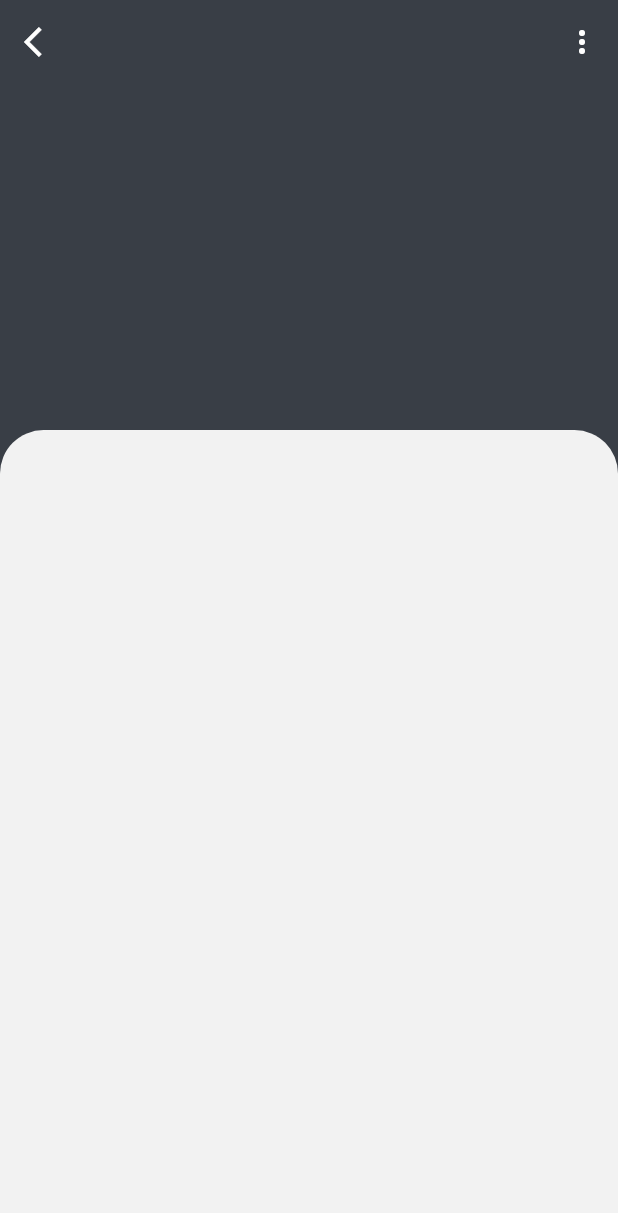
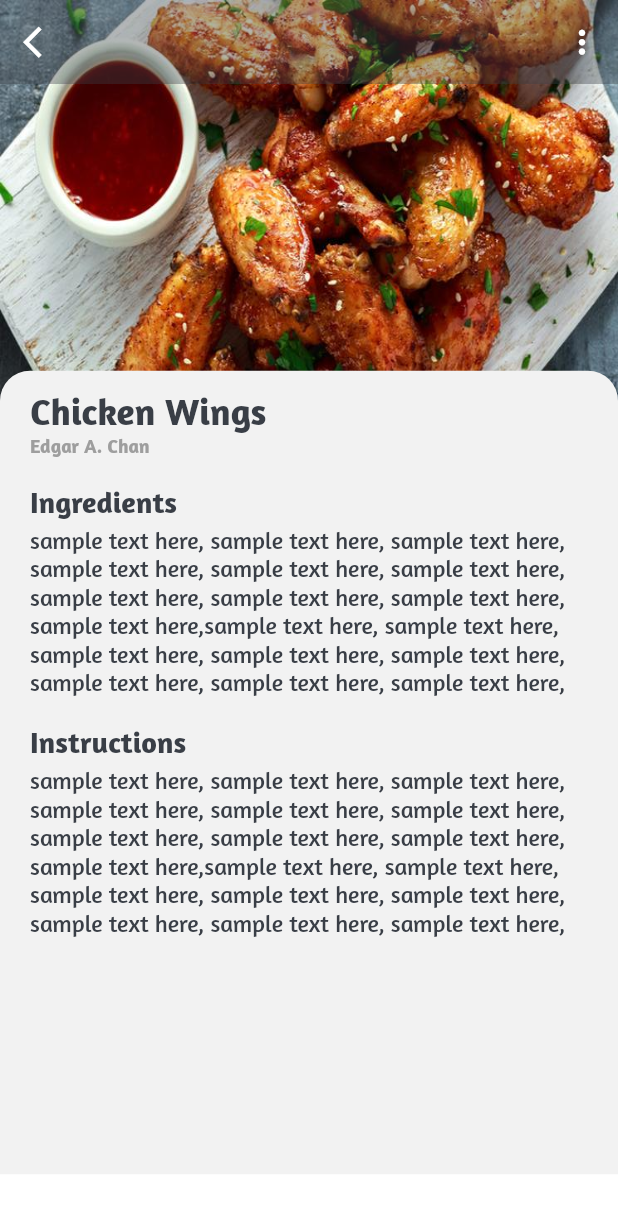
Before and after one commit to chad1791/foodBible, a Flutter app: the HomeScreen screen opened by its route, after a tap on "Hawaian Pizza", on a phone screen of 412 x 824 dp. Shown: the top 1213 px of the screen. Run offline on Flutter 3.47's test engine with Material 2 defaults, Android fonts, the phone set to English and light mode, and no system bars.

Commit message:
Food card improved

```diff
--- a/lib/screens/food.dart
+++ b/lib/screens/food.dart
@@ -5,29 +5,152 @@ class FoodUI extends StatelessWidget {
   @override
   Widget build(BuildContext context) {
     Size size = MediaQuery.of(context).size;
-    return Scaffold(
-      backgroundColor: Theme.of(context).primaryColor,
+    double appBarSize = AppBar().preferredSize.height;
+    //AppBar().preferredSize.height;
+    return Container(
+      child: Stack(
+        children: [
+          Container(
+            height: size.height * .36,
+            decoration: BoxDecoration(
+              image: DecorationImage(
+                fit: BoxFit.fill,
+                image: AssetImage(
+                  "lib/assets/images/wings.jpg",
+                ),
+              ),
+            ),
+          ),
+          Scaffold(
+            backgroundColor: Colors.transparent,
             appBar: AppBar(
-        backgroundColor: Colors.transparent,
+              backgroundColor: Theme.of(context).primaryColor.withOpacity(.38),
               elevation: 0,
               leading: IconButton(
-          icon: Icon(Icons.arrow_back_ios),
+                icon: Icon(
+                  Icons.arrow_back_ios,
+                  size: 25,
+                ),
                 onPressed: () {
                   Navigator.of(context).pop();
                 },
               ),
               actions: [
                 IconButton(
-            icon: Icon(Icons.more_vert),
+                  icon: Icon(
+                    Icons.more_vert,
+                    size: 25,
+                  ),
                   onPressed: () {},
                 ),
               ],
             ),
-      body: Column(
+            body: Stack(
               children: [
-          Container(
-            height: size.height * .28,
+                Positioned(
+                  top: (size.height * .30) - appBarSize,
+                  child: Container(
+                    height: size.height * .65,
+                    width: size.width,
+                    decoration: BoxDecoration(
+                      color: Color(0xfff2f2f2),
+                      borderRadius: BorderRadius.only(
+                        topLeft: Radius.circular(20),
+                        topRight: Radius.circular(20),
                       ),
+                    ),
+                    child: SingleChildScrollView(
+                      child: Padding(
+                        padding: const EdgeInsets.only(
+                          top: 12.0,
+                          right: 20,
+                          left: 20,
+                        ),
+                        child: Column(
+                          crossAxisAlignment: CrossAxisAlignment.start,
+                          children: [
+                            Text(
+                              'Chicken Wings',
+                              style: Theme.of(context)
+                                  .textTheme
+                                  .headline6
+                                  .copyWith(
+                                    fontSize: 25,
+                                    fontWeight: FontWeight.bold,
+                                  ),
+                            ),
+                            InkWell(
+                              onTap: () {},
+                              child: Text(
+                                'Edgar A. Chan',
+                                style: TextStyle(
+                                  fontSize: 13,
+                                  fontWeight: FontWeight.bold,
+                                  color: Colors.grey,
+                                  fontFamily: 'Amaranth',
+                                ),
+                              ),
+                            ),
+                            SizedBox(
+                              height: size.height * .02,
+                            ),
+                            Text(
+                              'Ingredients',
+                              style: Theme.of(context)
+                                  .textTheme
+                                  .headline6
+                                  .copyWith(
+                                    fontSize: 20,
+                                    fontWeight: FontWeight.bold,
+                                  ),
+                            ),
+                            SizedBox(
+                              height: size.height * .005,
+                            ),
+                            Text(
+                              'sample text here, sample text here, sample text here, sample text here, sample text here, sample text here, sample text here, sample text here, sample text here, sample text here,sample text here, sample text here, sample text here, sample text here, sample text here, sample text here, sample text here, sample text here,',
+                              style: Theme.of(context)
+                                  .textTheme
+                                  .headline6
+                                  .copyWith(
+                                    fontSize: 16,
+                                  ),
+                            ),
+                            SizedBox(
+                              height: size.height * .022,
+                            ),
+                            Text(
+                              'Instructions',
+                              style: Theme.of(context)
+                                  .textTheme
+                                  .headline6
+                                  .copyWith(
+                                    fontSize: 20,
+                                    fontWeight: FontWeight.bold,
+                                  ),
+                            ),
+                            SizedBox(
+                              height: size.height * .005,
+                            ),
+                            Text(
+                              'sample text here, sample text here, sample text here, sample text here, sample text here, sample text here, sample text here, sample text here, sample text here, sample text here,sample text here, sample text here, sample text here, sample text here, sample text here, sample text here, sample text here, sample text here,',
+                              style: Theme.of(context)
+                                  .textTheme
+                                  .headline6
+                                  .copyWith(
+                                    fontSize: 16,
+                                  ),
+                            ),
+                          ],
+                        ),
+                      ),
+                    ),
+                  ),
+                ),
+              ],
+            ),
+            /*body: Column(
+              children: [
                 Expanded(
                   child: Container(
                     decoration: BoxDecoration(
@@ -44,6 +167,9 @@ class FoodUI extends StatelessWidget {
                   ),
                 ),
               ],
+            ),*/
+          ),
+        ],
       ),
     );
   }
--- a/lib/widgets/bottom_nav.dart
+++ b/lib/widgets/bottom_nav.dart
@@ -35,7 +35,10 @@ class BottomNav extends StatelessWidget {
         children: [
           Stack(
             children: [
-              IconButton(icon: Icon(Icons.home), onPressed: null),
+              IconButton(
+                icon: Icon(Icons.home),
+                onPressed: () {},
+              ),
               Positioned(
                 top: (size.height * .09) * .52,
                 left: (size.height * .09) * .12,
@@ -50,7 +53,10 @@ class BottomNav extends StatelessWidget {
           ),
           Stack(
             children: [
-              IconButton(icon: Icon(Icons.star), onPressed: null),
+              IconButton(
+                icon: Icon(Icons.star),
+                onPressed: () {},
+              ),
               Positioned(
                 top: (size.height * .09) * .52,
                 left: (size.height * .09) * .001,
@@ -65,7 +71,10 @@ class BottomNav extends StatelessWidget {
           ),
           Stack(
             children: [
-              IconButton(icon: Icon(Icons.person), onPressed: null),
+              IconButton(
+                icon: Icon(Icons.person),
+                onPressed: () {},
+              ),
               Positioned(
                 top: (size.height * .09) * .52,
                 left: (size.height * .09) * .12,
```
Lines whose indentation alone changed are shown as unchanged.
